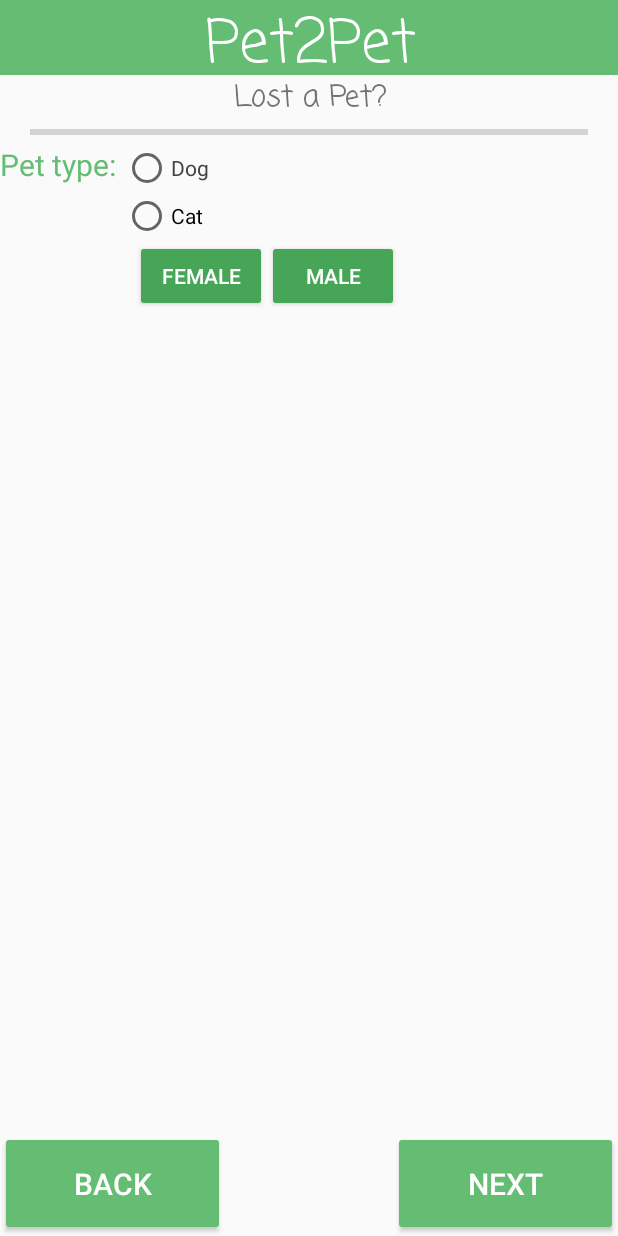
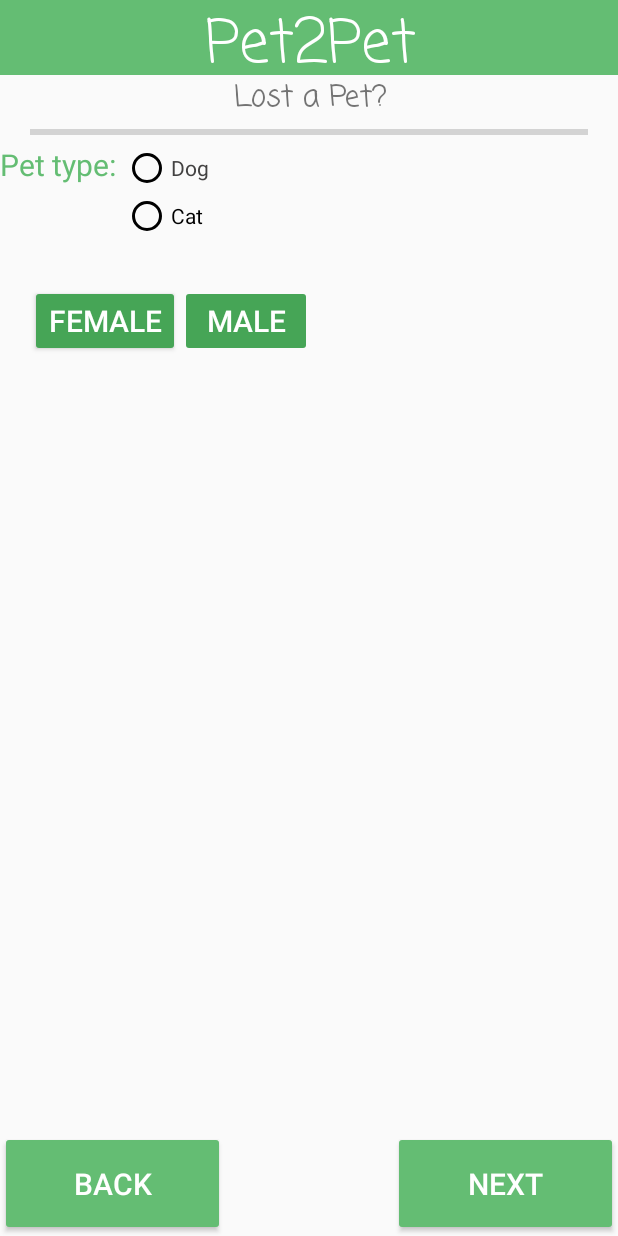
Before and after one commit to nivi2626/Path2Pet, an Android app: the FragmentInitialDetails screen opened through its navigation route, on a phone screen of 412 x 824 dp. Run offline under Robolectric (Android 15) with nearby library versions, the phone set to English and light mode, and no system bars.

Commit message:
Implemented next and prev buttons to FragmentInitialDetails.kt

```diff
--- a/app/src/main/java/huji/post_pc/path2pet/FragmentCamera.kt
+++ b/app/src/main/java/huji/post_pc/path2pet/FragmentCamera.kt
@@ -26,7 +26,7 @@ class FragmentCamera : Fragment() {
             nextButtonOnClick(it)
         }
 
-        // prev listener
+        // prev or cancel listener
         // TODO - implement later
 
         return view
--- a/app/src/main/java/huji/post_pc/path2pet/FragmentInitialDetails.kt
+++ b/app/src/main/java/huji/post_pc/path2pet/FragmentInitialDetails.kt
@@ -6,8 +6,13 @@ import android.view.LayoutInflater
 import android.view.View
 import android.view.ViewGroup
 import android.widget.Button
+import androidx.fragment.app.activityViewModels
+import androidx.navigation.Navigation
 
 class FragmentInitialDetails : Fragment() {
+
+    private val onboardingViewModel: LostPetViewModel by activityViewModels()
+
     override fun onCreateView(
         inflater: LayoutInflater,
         container: ViewGroup?,
@@ -18,15 +23,48 @@ class FragmentInitialDetails : Fragment() {
 
         // find views
         val nextButton: Button = view.findViewById(R.id.next)
+        val femaleButton: Button = view.findViewById(R.id.female)
+        val maleButton: Button = view.findViewById(R.id.male)
+        val prevButton: Button = view.findViewById(R.id.previous)
 
-        //set UI
+        // set UI
         //TODO - if we already have the info - show it
-//        (activity as LostPetProcess?)?.incrementProgressBar()
 
-//    // next listener
-//    nextButton.setOnClickListener {
-//        Navigation.findNavController(view).navigate(R.id.???)
-//    }
+        // next listener
+        nextButton.setOnClickListener {
+            nextButtonOnClick(it)
+        }
+
+        // prev listener
+        prevButton.setOnClickListener {
+            prevButtonOnClick(it)
+        }
+
+
+        femaleButton.isEnabled = true
+        maleButton.isEnabled = false
+        nextButton.isClickable = false
+
+        // male&female listeners
+        femaleButton.setOnClickListener(){
+            maleButton.isEnabled = false
+        }
+
+        maleButton.setOnClickListener(){
+            femaleButton.isEnabled = false
+        }
+
         return view
     }
+
+    private fun nextButtonOnClick(view:View) {
+        onboardingViewModel.increaseProgress()
+        // TODO - change to next fragment when one is available
+        Navigation.findNavController(view).navigate(R.id.fragmentInitialDetails)
+    }
+
+    private fun prevButtonOnClick(view:View) {
+        onboardingViewModel.decreaseProgress()
+        Navigation.findNavController(view).navigate(R.id.fragmentMap)
+    }
 }
--- a/app/src/main/java/huji/post_pc/path2pet/LostPetProcess.kt
+++ b/app/src/main/java/huji/post_pc/path2pet/LostPetProcess.kt
@@ -20,7 +20,7 @@ class LostPetProcess : AppCompatActivity() {
         // set an observer for progress
         setLostPetProgressObserver()
 
-        // TODO - handle later
+        // TODO - was in Ron's project, don't know if we need it here
         // set an observer for lost pet process to be notified when user finished it
 //        setLostPetDoneObserver()
     }
@@ -39,7 +39,7 @@ class LostPetProcess : AppCompatActivity() {
     }
 
 
-    // TODO - handle later
+    // TODO - was in Ron's project, don't know if we need it here
 //    private fun setLostPetDoneObserver() {
 //        val lostPetDoneObserver = Observer<Boolean> {
 //
--- a/app/src/main/res/layout/fragment_initial_details.xml
+++ b/app/src/main/res/layout/fragment_initial_details.xml
@@ -51,13 +51,15 @@
 
         <RadioButton
             android:id="@+id/dog"
+            app:buttonTint="@color/black"
             android:layout_width="wrap_content"
             android:layout_height="wrap_content"
             android:text="Dog"
             android:textColor="#424141" />
 
         <RadioButton
-            android:id="@+id/vibration"
+            android:id="@+id/cat"
+            app:buttonTint="@color/black"
             android:layout_width="wrap_content"
             android:layout_height="wrap_content"
             android:text="Cat" />
@@ -70,8 +72,10 @@
         android:id="@+id/female"
         android:layout_width="wrap_content"
         android:layout_height="wrap_content"
+        android:layout_marginTop="30dp"
         android:text="Female"
-        android:layout_marginLeft="90dp"
+        android:textSize="20dp"
+        android:layout_marginLeft="20dp"
         android:backgroundTint="#46A556"
         android:textColor="@color/white"
         app:layout_constraintStart_toStartOf="parent"
@@ -81,6 +85,8 @@
         android:id="@+id/male"
         android:layout_width="wrap_content"
         android:layout_height="wrap_content"
+        android:layout_marginTop="30dp"
+        android:textSize="20dp"
         android:text="Male"
         android:backgroundTint="#46A556"
         android:textColor="@color/white"
@@ -88,4 +94,7 @@
         app:layout_constraintTop_toBottomOf="@+id/myRadioGroup"/>
 
 
+    <!--        Todo - add photos of male and female signs -->
+
+
 </androidx.constraintlayout.widget.ConstraintLayout>
```
